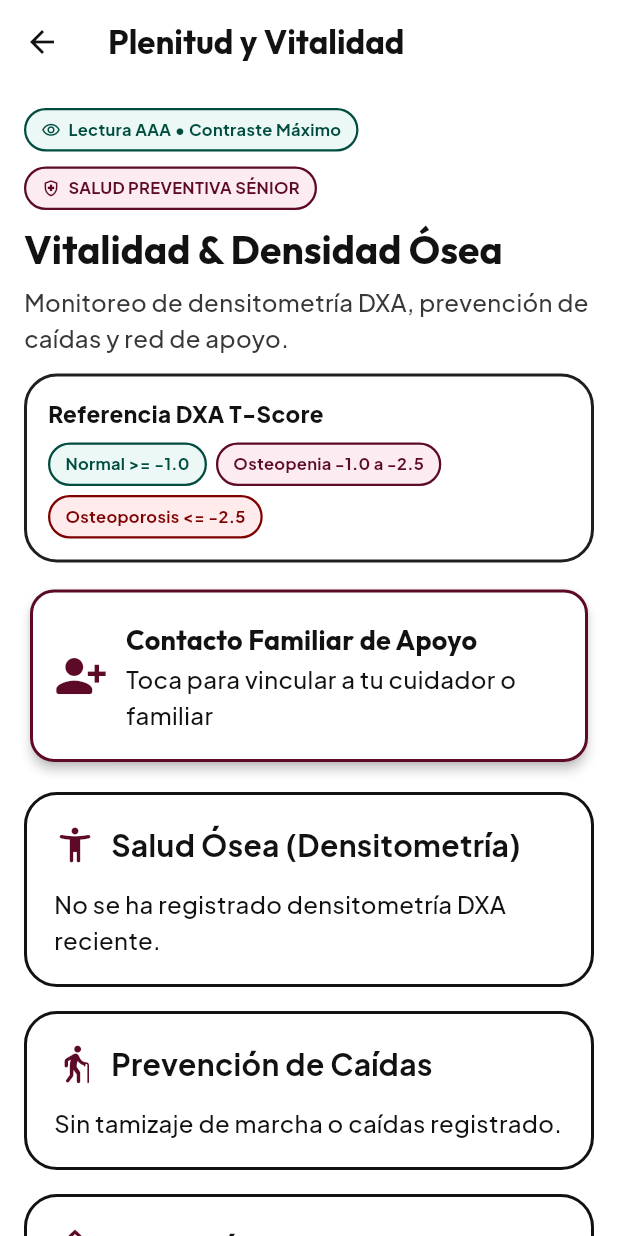
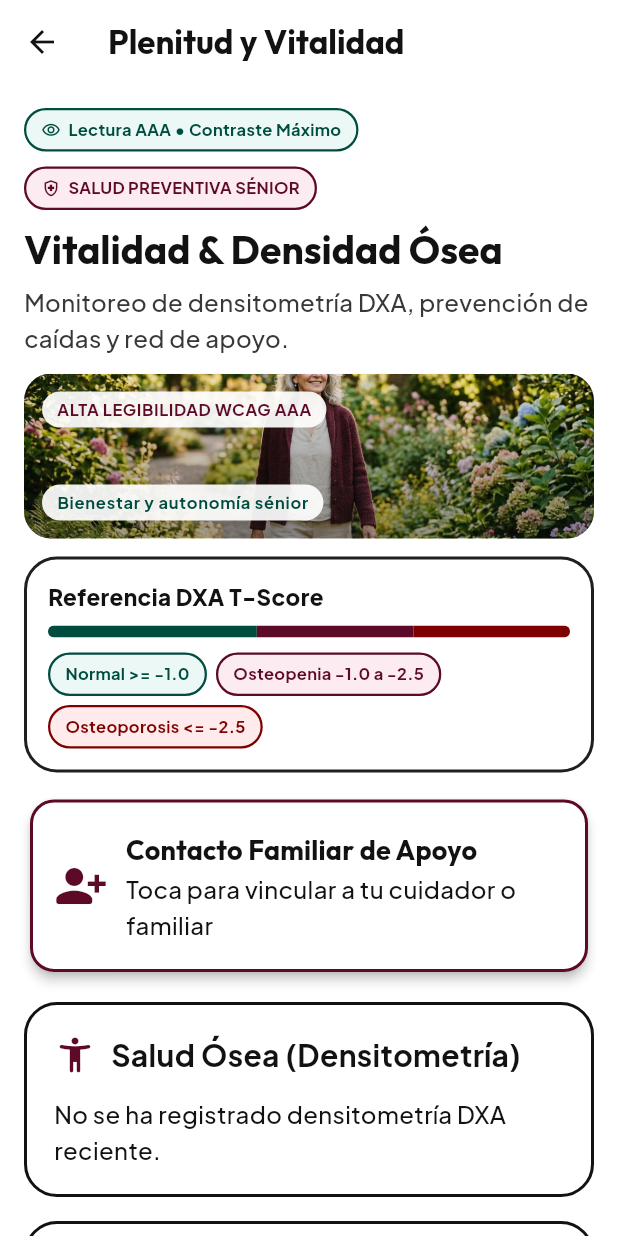
Before and after one commit to eduardoevz/Cora, a Flutter app: the SeniorVitalityHubPage screen opened directly, on a phone screen of 412 x 824 dp. Run offline on Flutter 3.47's test engine with Material 3 defaults, Android fonts, the phone set to English and light mode, and no system bars; our stand-ins replace dio, drift, firebase_auth, firebase_core, flutter_riverpod; accounts and stored records are empty; generated files the repository leaves out were written again; project files that could hold a hidden picture were left out.

Commit message:
feat(mobile-ui): faithfully adapt Stitch designs for Perimenopause STRAW+10, Hot Flashes, and Senior Vitality WCAG AAA

```diff
--- a/mobile/lib/features/senior_vitality/presentation/pages/senior_vitality_hub_page.dart
+++ b/mobile/lib/features/senior_vitality/presentation/pages/senior_vitality_hub_page.dart
@@ -52,6 +52,13 @@ class SeniorVitalityHubPage extends ConsumerWidget {
                     eyebrowIcon: Icons.health_and_safety_outlined,
                   ),
                   const SizedBox(height: 12),
+                  const CoraEditorialImageBanner(
+                    assetPath: 'assets/images/senior_vitality_outdoor.jpg',
+                    height: 110,
+                    topBadge: 'ALTA LEGIBILIDAD WCAG AAA',
+                    bottomLeftBadge: 'Bienestar y autonomía sénior',
+                  ),
+                  const SizedBox(height: 12),
                   CoraSurfaceCard(
                     padding: const EdgeInsets.all(14),
                     child: Column(
@@ -66,6 +73,35 @@ class SeniorVitalityHubPage extends ConsumerWidget {
                           ),
                         ),
                         const SizedBox(height: 8),
+                        ClipRRect(
+                          borderRadius: BorderRadius.circular(999),
+                          child: Row(
+                            children: [
+                              Expanded(
+                                flex: 4,
+                                child: Container(
+                                  height: 8,
+                                  color: tokens.verified,
+                                ),
+                              ),
+                              Expanded(
+                                flex: 3,
+                                child: Container(
+                                  height: 8,
+                                  color: tokens.primaryDeep,
+                                ),
+                              ),
+                              Expanded(
+                                flex: 3,
+                                child: Container(
+                                  height: 8,
+                                  color: tokens.alertUrgent,
+                                ),
+                              ),
+                            ],
+                          ),
+                        ),
+                        const SizedBox(height: 10),
                         const Wrap(
                           spacing: 6,
                           runSpacing: 6,
```
Also changed, not shown: mobile/lib/features/menopause/presentation/pages/hot_flash_tracker_page.dart (+9 -0 lines), mobile/lib/features/menopause/presentation/pages/perimenopause_hub_page.dart (+7 -0 lines).
